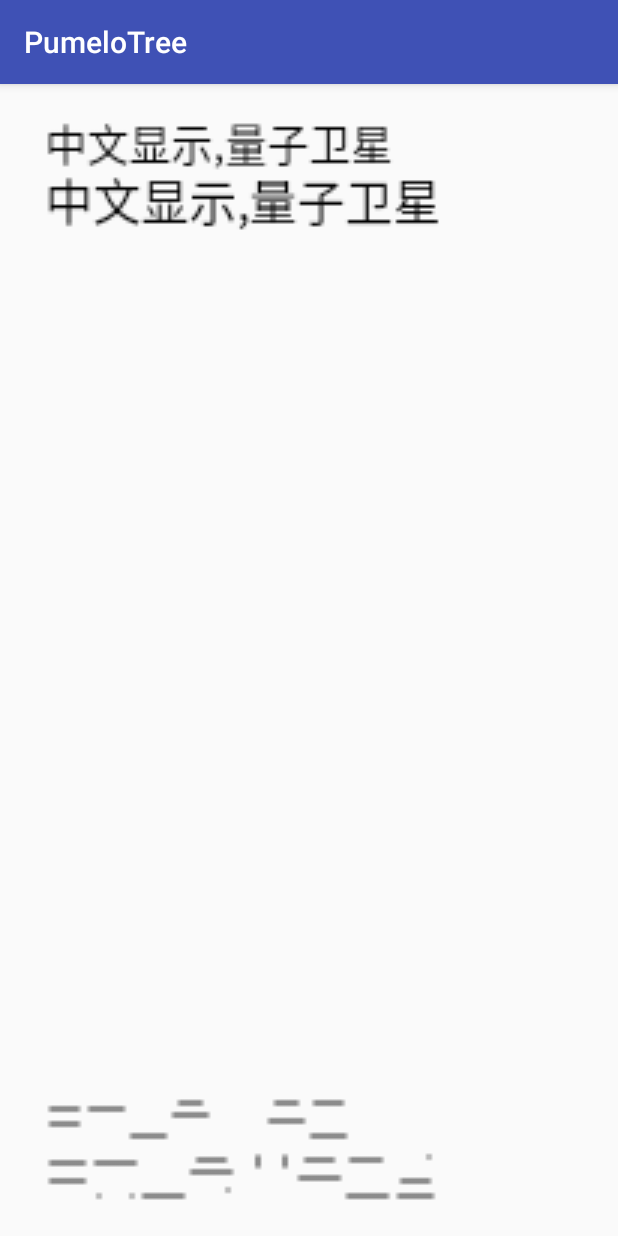
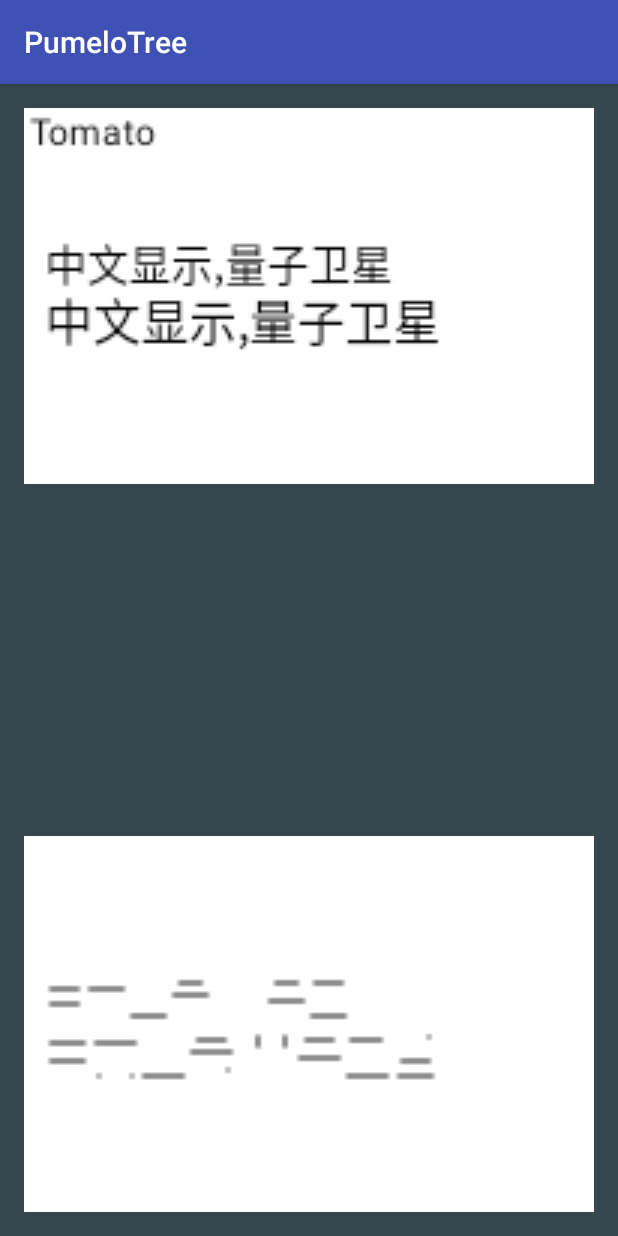
Before and after one commit to x7chen/PumeloTree, an Android app: the screen it shows after launch (MainActivity), on a phone screen of 412 x 824 dp. Run offline under Robolectric (Android 15) with nearby library versions, the phone set to English and light mode, and no system bars; 1 statement that could not run was skipped.

Commit message:
再发一次

```diff
--- a/app/src/main/res/layout/activity_main.xml
+++ b/app/src/main/res/layout/activity_main.xml
@@ -7,19 +7,24 @@
     android:paddingLeft="@dimen/activity_horizontal_margin"
     android:paddingRight="@dimen/activity_horizontal_margin"
     android:paddingTop="@dimen/activity_vertical_margin"
-    tools:context="com.pumelotech.dev.pumelotree.MainActivity">
+    tools:context="com.pumelotech.dev.pumelotree.MainActivity"
+    android:background="@color/material_blue_grey_800">
 
     <ImageView
         android:layout_width="wrap_content"
         android:layout_height="wrap_content"
         android:id="@+id/canvas_imageView"
         android:layout_alignParentTop="true"
-        android:layout_centerHorizontal="true" />
+        android:layout_centerHorizontal="true"
+        android:layout_marginTop="80dp"
+        android:background="@color/background_floating_material_light" />
 
     <ImageView
         android:layout_width="wrap_content"
         android:layout_height="wrap_content"
         android:id="@+id/screen_imageView"
         android:layout_alignParentBottom="true"
-        android:layout_centerHorizontal="true" />
+        android:layout_centerHorizontal="true"
+        android:layout_marginBottom="80dp"
+        android:background="@color/background_floating_material_light" />
 </RelativeLayout>
```
